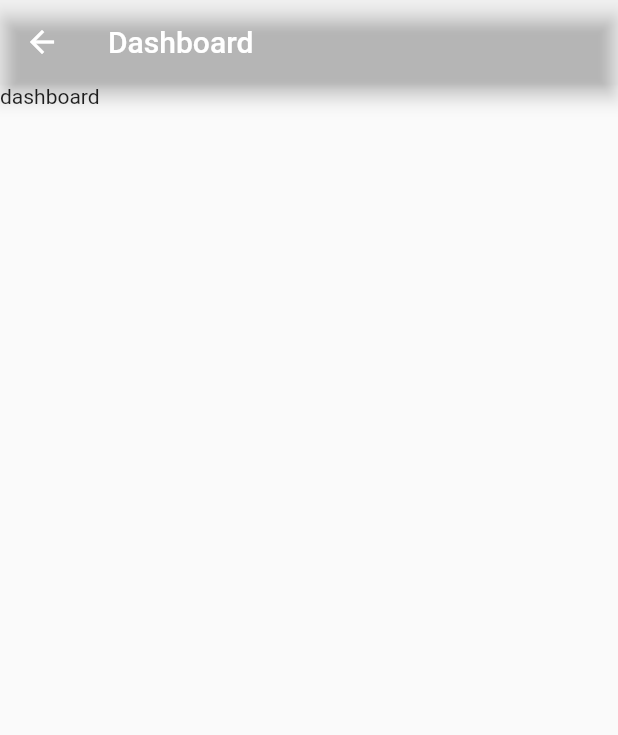
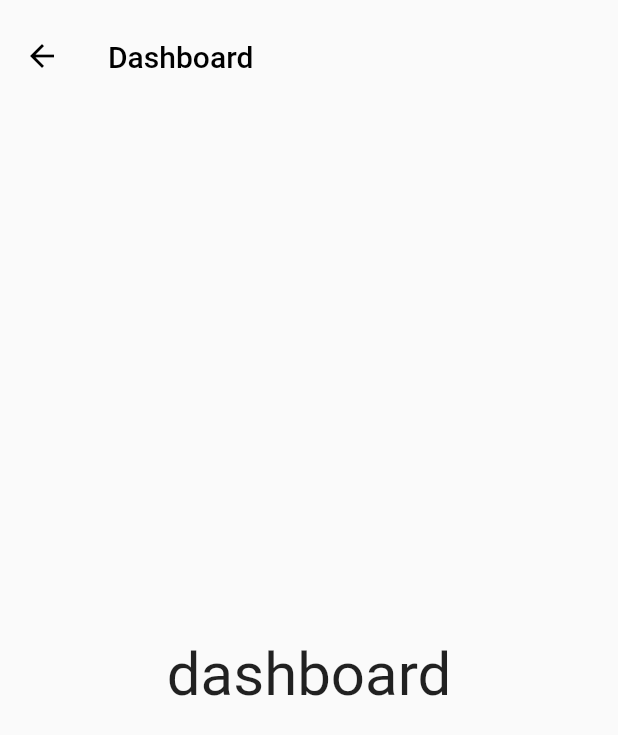
Before and after one commit to Do-an-HCMUT-K19/smarthome-mobile, a Flutter app: the DashBoardScreen screen opened directly, on a phone screen of 412 x 824 dp. Shown: the top 735 px of the screen. Run offline on Flutter 3.47's test engine with Material 2 defaults, Android fonts, the phone set to English and light mode, and no system bars; our stand-ins replace flutter_switch, sleek_circular_slider.

Commit message:
change color of dashboard appbar to transparent

```diff
--- a/lib/screens/dashboard_screen.dart
+++ b/lib/screens/dashboard_screen.dart
@@ -6,12 +6,19 @@ class DashBoardScreen extends StatelessWidget {
   Widget build(BuildContext context) {
     return Scaffold(
       appBar: AppBar(
+        toolbarHeight: 75,
+        bottomOpacity: 0,
         title: Text('Dashboard'),
-        backgroundColor: Colors.white.withOpacity(0),
-        elevation: 5,
+        backgroundColor: Colors.transparent,
+        foregroundColor: Colors.black,
+        elevation: 0,
       ),
       body: Container(
-        child: Text('dashboard'),
+        child: Center(
+            child: Text(
+          'dashboard',
+          style: TextStyle(fontSize: 40),
+        )),
       ),
     );
   }
```
